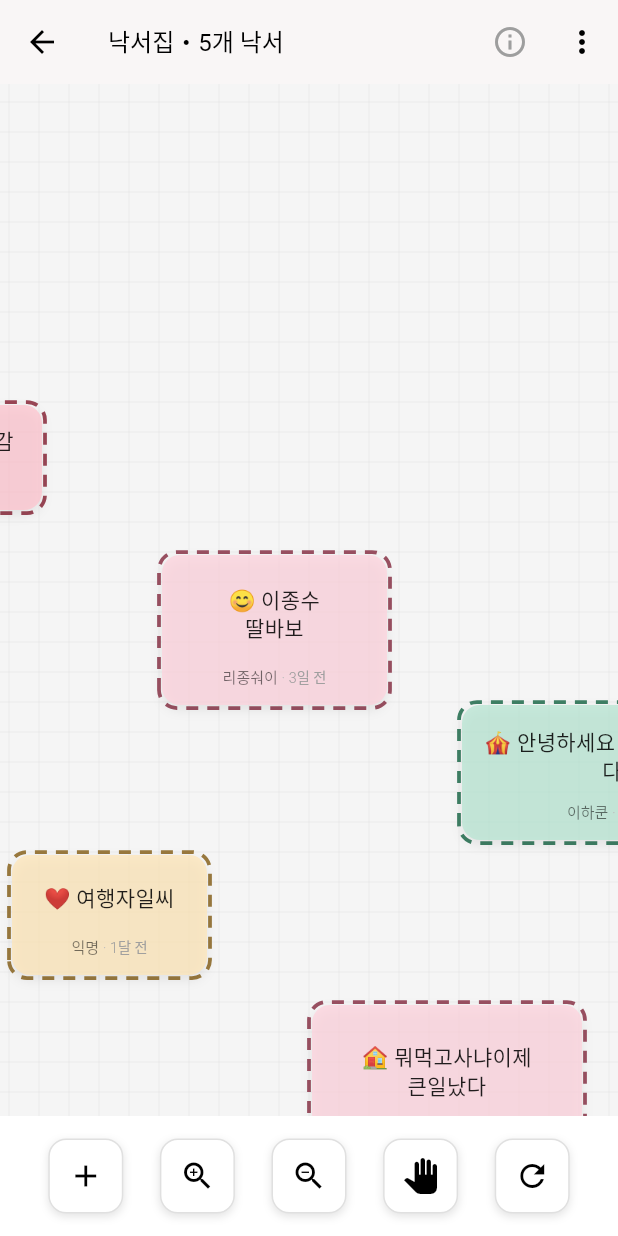
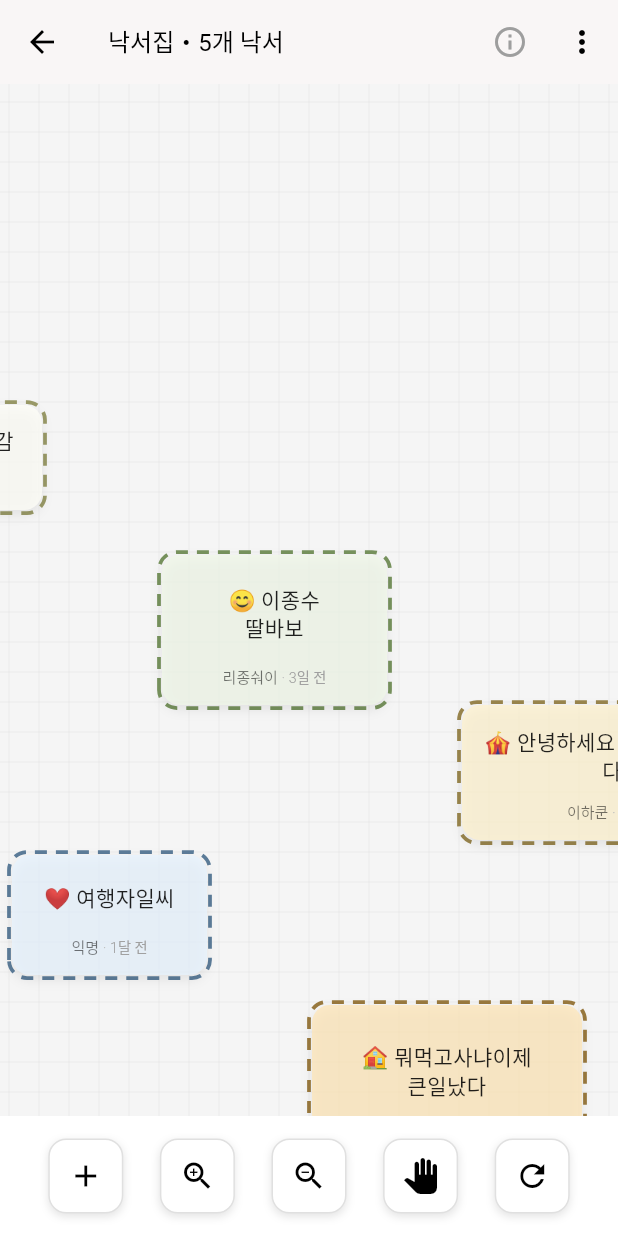
Before and after one commit to tidusqoop/watdagam-client-mvp, a Flutter app: the screen it shows after launch, on a phone screen of 412 x 824 dp. Run offline on Flutter 3.47's test engine with Material 3 defaults, Android fonts, the phone set to English and light mode, and no system bars; drawn by our look-alikes of dotted_border.

Commit message:
style: update graffiti note background colors for improved aesthetics and usability

```diff
--- a/lib/main.dart
+++ b/lib/main.dart
@@ -225,18 +225,19 @@ class GraffitiWallScreen extends StatefulWidget {
 }
 
 class _GraffitiWallScreenState extends State<GraffitiWallScreen> {
-  // 파스텔 색상 팔레트 (샘플 기반 개선)
+  // 파스텔 색상 팔레트 (밝은 색 우선 정렬)
   final List<Color> graffitiColors = [
-    Color(0xFFFFC1CC), // 부드러운 핑크
+    Color(0xFFFFFFF8), // 따뜻한 화이트 (새로 추가)
+    Color(0xFFF0F8E8), // 소프트 그린
+    Color(0xFFE6F3FF), // 베이비 블루
+    Color(0xFFFFF2CC), // 바닐라
     Color(0xFFFFE5B4), // 크림 옐로우
-    Color(0xFFB4E5D1), // 민트 그린
-    Color(0xFFD4C5F9), // 라벤더 퍼플
-    Color(0xFFFFD1DC), // 베이비 핑크
-    Color(0xFFF0F8E8), // 소프트 그린
-    Color(0xFFFFF2CC), // 바닐라
-    Color(0xFFE6F3FF), // 베이비 블루
     Color(0xFFF5E6FF), // 라이트 퍼플
     Color(0xFFFFE6F0), // 로즈 핑크
+    Color(0xFFB4E5D1), // 민트 그린
+    Color(0xFFFFD1DC), // 베이비 핑크
+    Color(0xFFD4C5F9), // 라벤더 퍼플
+    Color(0xFFFFC1CC), // 부드러운 핑크 (마지막으로 이동)
   ];
 
   // 빠른 이모지 접근 (선택사항)
@@ -751,7 +752,7 @@ class _AddGraffitiDialog extends StatefulWidget {
 class _AddGraffitiDialogState extends State<_AddGraffitiDialog> {
   final TextEditingController _contentController = TextEditingController();
   final TextEditingController _authorController = TextEditingController();
-  Color _selectedColor = Color(0xFFFFC1CC);
+  Color _selectedColor = Color(0xFFFFFFF8); // 기본값을 따뜻한 화이트로 변경
   AuthorAlignment _authorAlignment = AuthorAlignment.center;
 
   @override
@@ -763,6 +764,7 @@ class _AddGraffitiDialogState extends State<_AddGraffitiDialog> {
   @override
   Widget build(BuildContext context) {
     return AlertDialog(
+      backgroundColor: Colors.white, // 명시적으로 흰색 배경 설정
       title: Text('새 낙서 추가'),
       content: SingleChildScrollView(
         child: Column(
```
Also changed, not shown: lib/data/mock/graffiti_notes.json (+5 -5 lines).
